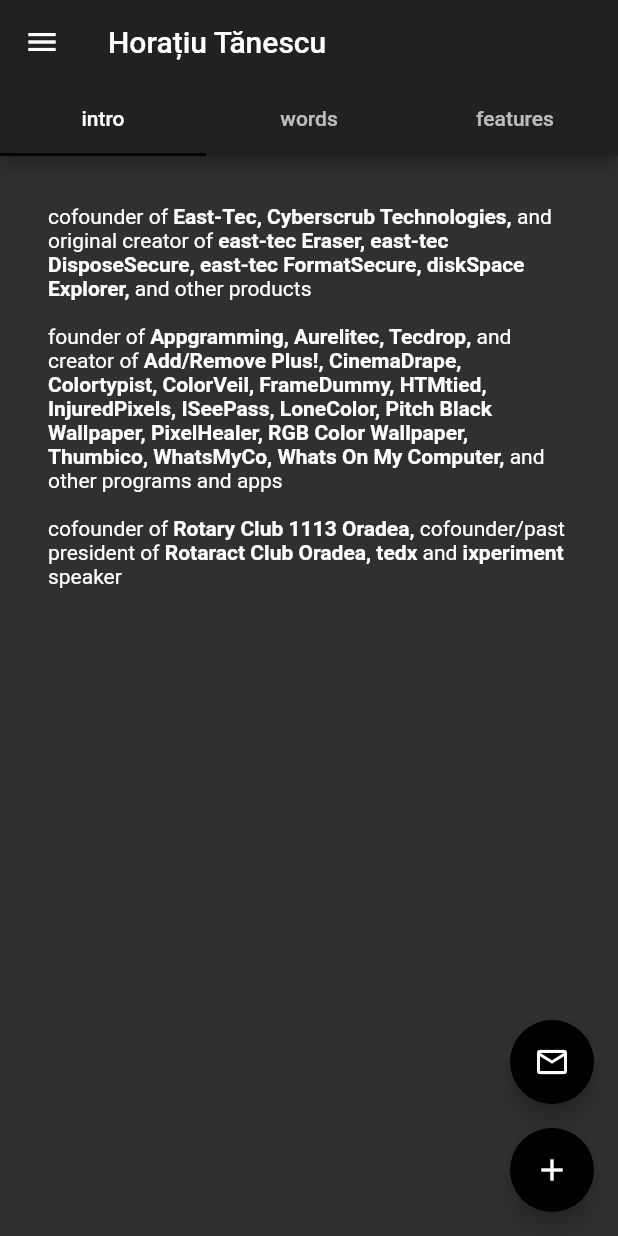
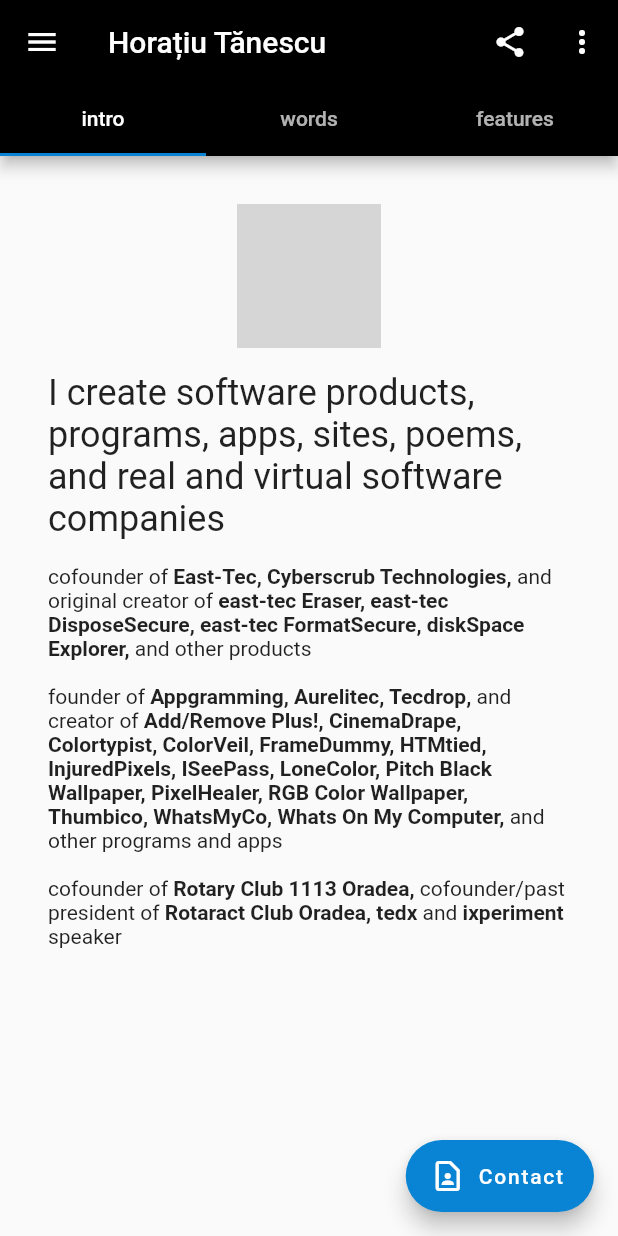
Before and after one commit to horatiudotme/2020.horatiu.me, a Flutter app: the screen it shows after launch, on a phone screen of 412 x 824 dp. Run offline on Flutter 3.47's test engine with Material 2 defaults, Android fonts, the phone set to English and light mode, and no system bars; grey boxes are pictures that could not be loaded.

Commit message:
Try different ways to place the profile photo

```diff
--- a/lib/common/app_strings.dart
+++ b/lib/common/app_strings.dart
@@ -1,4 +1,14 @@
+import 'package:horatiu_me/pages/home.dart';
+
 class AppStrings {
   static const String siteName = 'Horațiu Tănescu';
 
+
+  static const Map<MenuAction, String> menuActions = {
+    MenuAction.reset: 'Reset counter',
+    MenuAction.share: 'Share...',
+    MenuAction.rate: 'Rate app',
+    MenuAction.help: 'Help',
+  };
+
 }
--- a/lib/main.dart
+++ b/lib/main.dart
@@ -15,8 +15,10 @@
       debugShowCheckedModeBanner: false,
       title: AppStrings.siteName,
       theme: ThemeData(
-        brightness: Brightness.dark,
-        accentColor: Colors.black,
+        primaryColor: Colors.black,
+        accentColor: Color(0xFF0983d3),
+        // brightness: Brightness.dark,
+        // accentColor: Colors.black,
         visualDensity: VisualDensity.adaptivePlatformDensity,
       ),
       home: MyHomePage(),
--- a/lib/pages/home.dart
+++ b/lib/pages/home.dart
@@ -1,125 +1,100 @@
 import 'package:flutter/material.dart';
 import 'package:horatiu_me/common/app_strings.dart';
 import 'package:horatiu_me/pages/home_features_tab.dart';
+import 'package:horatiu_me/pages/home_intro_tab.dart';
 import 'package:horatiu_me/pages/home_words_tab.dart';
 import 'package:horatiu_me/widgets/link_text_span.dart';
 
+/// Overflow menu items enumeration.
+enum MenuAction { reset, share, rate, help }
+
 class MyHomePage extends StatelessWidget {
+  /// Performs the tasks of the popup menu items (reset, share, rate, and help).
+  void popupMenuSelection(MenuAction item) {
+    switch (item) {
+      case MenuAction.reset:
+        break;
+      case MenuAction.share:
+        break;
+      case MenuAction.rate:
+        break;
+      case MenuAction.help:
+        break;
+    }
+  }
+
   @override
   Widget build(BuildContext context) {
-    final bool isPortrait = MediaQuery.of(context).size.height >= 500;
+    // final bool isPortrait = MediaQuery.of(context).size.height >= 500;
 
     return DefaultTabController(
       length: 3,
       child: Scaffold(
-        appBar: AppBar(
-          title: Text(AppStrings.siteName),
-          bottom: TabBar(
-            tabs: [
-              Tab(
-                text: 'intro',
-              ),
-              Tab(
-                text: 'words',
-              ),
-              Tab(
-                text: 'features',
-              ),
-            ],
-          ),
-        ),
+        appBar: _buildAppBar(),
         drawer: Drawer(),
         body: TabBarView(
           children: [
-            _buildBody(),
+            HomeIntroTab(),
             HomeWordsTab(),
             HomeFeaturesTab(),
           ],
         ),
-        floatingActionButton: _buildFABs(isPortrait),
+        floatingActionButton: _buildFAB(),
       ),
     );
   }
 
-  Widget _buildBody() {
-    return Padding(
-      padding: const EdgeInsets.all(32.0),
-      child: Column(
-        // mainAxisAlignment: MainAxisAlignment.center,
-        children: _buildTextContent(),
+  /// Builds the app bar with the popup menu items.
+  PreferredSizeWidget _buildAppBar() {
+    return AppBar(
+      // titleSpacing: 0,
+      title: Text(AppStrings.siteName),
+      // title: Row(
+      //   children: [
+      //     CircleAvatar(backgroundImage: AssetImage('images/horatiu2.png')),
+      //     SizedBox(width: 8.0),
+      //     Text(AppStrings.siteName),
+      //   ],
+      // ),
+      actions: [
+        IconButton(
+          icon: const Icon(Icons.share),
+          // icon: CircleAvatar(backgroundImage: AssetImage('images/horatiu-48.png'), ),
+          // icon: Image(image: AssetImage('images/horatiu2.png'), ),
+          tooltip: 'Share',
+          onPressed: () {},
+        ),
+        PopupMenuButton<MenuAction>(
+          onSelected: popupMenuSelection,
+          itemBuilder: _buildMenuItems,
+        ),
+      ],
+      bottom: TabBar(
+        tabs: [
+          Tab(
+            text: 'intro',
+          ),
+          Tab(
+            text: 'words',
+          ),
+          Tab(
+            text: 'features',
+          ),
+        ],
       ),
     );
   }
 
-  List<Widget> _buildTextContent() {
-    return [
-      Text.rich(
-        TextSpan(
-          text: 'cofounder of ',
-          children: [
-            LinkTextSpan(text: 'East-Tec, ', url: 'https://www.east-tec.com'),
-            LinkTextSpan(text: 'Cyberscrub Technologies, ', url: 'https://www.cyberscrub.com'),
-            TextSpan(text: 'and original creator of '),
-            LinkTextSpan(text: 'east-tec Eraser, ', url: 'https://www.east-tec.com/eraser/'),
-            LinkTextSpan(text: 'east-tec DisposeSecure, ', url: 'http://www.east-tec.com/disposesecure/'),
-            LinkTextSpan(
-                text: 'east-tec FormatSecure, ',
-                url: 'https://web.archive.org/web/20050509180501/http://www.east-tec.com/formatsc/'),
-            LinkTextSpan(
-                text: 'diskSpace Explorer, ',
-                url: 'https://web.archive.org/web/20060406190416/http://www.east-tec.com/diskmanager/'),
-            TextSpan(text: 'and other products'),
-          ],
-        ),
-      ),
-      SizedBox(height: 16.0),
-      Text.rich(
-        TextSpan(
-          text: 'founder of ',
-          children: [
-            LinkTextSpan(text: 'Appgramming, ', url: 'https://www.appgramming.com'),
-            LinkTextSpan(text: 'Aurelitec, ', url: 'https://www.aurelitec.com'),
-            LinkTextSpan(text: 'Tecdrop, ', url: 'https://www.tecdrop.com'),
-            TextSpan(text: 'and creator of '),
-            LinkTextSpan(
-                text: 'Add/Remove Plus!, ',
-                url: 'https://web.archive.org/web/20041011051204/http://www.aurelitec.com/software/arplus/'),
-            LinkTextSpan(text: 'CinemaDrape, ', url: 'https://www.aurelitec.com/cinemadrape/'),
-            LinkTextSpan(text: 'Colortypist, ', url: 'https://www.aurelitec.com/colortypist/'),
-            LinkTextSpan(text: 'ColorVeil, ', url: 'https://www.aurelitec.com/colorveil/'),
-            LinkTextSpan(text: 'FrameDummy, ', url: 'http://www.appgramming.com/framedummy/'),
-            LinkTextSpan(text: 'HTMtied, ', url: 'http://www.aurelitec.com/htmtied/'),
-            LinkTextSpan(text: 'InjuredPixels, ', url: 'http://www.aurelitec.com/injuredpixels/'),
-            LinkTextSpan(text: 'ISeePass, ', url: 'http://www.tecdrop.com/iseepass/'),
-            LinkTextSpan(text: 'LoneColor, ', url: 'http://www.appgramming.com/lonecolor/'),
-            LinkTextSpan(text: 'Pitch Black Wallpaper, ', url: 'http://www.tecdrop.com/pitchblackwallpaper/'),
-            LinkTextSpan(text: 'PixelHealer, ', url: 'http://www.aurelitec.com/pixelhealer/'),
-            LinkTextSpan(text: 'RGB Color Wallpaper, ', url: 'http://www.tecdrop.com/rgbcolorwallpaper/'),
-            LinkTextSpan(text: 'Thumbico, ', url: 'http://www.aurelitec.com/thumbico/'),
-            LinkTextSpan(text: 'WhatsMyCo, ', url: 'http://www.aurelitec.com/whatsmyco/'),
-            LinkTextSpan(
-                text: 'Whats On My Computer, ',
-                url: 'https://web.archive.org/web/20040622013006/http://www.whatsonmycomputer.com/'),
-            TextSpan(text: 'and other programs and apps'),
-          ],
-        ),
-      ),
-      SizedBox(height: 16.0),
-      Text.rich(
-        TextSpan(
-          text: 'cofounder of ',
-          children: [
-            LinkTextSpan(text: 'Rotary Club 1113 Oradea, ', url: 'https://rotary1113.ro/'),
-            TextSpan(text: 'cofounder/past president of '),
-            LinkTextSpan(text: 'Rotaract Club Oradea, ', url: 'https://www.facebook.com/rotaractoradea/'),
-            LinkTextSpan(text: 'tedx', url: 'https://www.ted.com/about/programs-initiatives/tedx-program'),
-            TextSpan(text: ' and '),
-            LinkTextSpan(text: 'ixperiment', url: 'http://ixperiment.ro/'),
-            TextSpan(text: ' speaker '),
-          ],
-        ),
-      ),
-    ];
+  /// Builds the popup menu items for the app bar.
+  List<PopupMenuItem<MenuAction>> _buildMenuItems(BuildContext context) {
+    return MenuAction.values
+        .map(
+          (item) => PopupMenuItem<MenuAction>(
+            value: item,
+            child: Text(AppStrings.menuActions[item]),
+          ),
+        )
+        .toList();
   }
 
   /// Builds the two main floating action buttons for increment and decrement.
@@ -142,4 +117,20 @@
       ],
     );
   }
+
+  Widget _buildFAB() {
+    return FloatingActionButton.extended(
+      onPressed: () {},
+      icon: const Icon(Icons.contact_page_outlined),
+      // icon: Padding(
+      //   padding: const EdgeInsets.only(top: 8.0),
+      //   child: const Image(
+      //     image: AssetImage('images/horatiu2.png'),
+      //     width: 48,
+      //   ),
+      // ),
+      // icon: CircleAvatar(backgroundImage: AssetImage('images/horatiu2.png')),
+      label: Text('Contact'),
+    );
+  }
 }
--- /dev/null
+++ b/lib/pages/home_intro_tab.dart
@@ -0,0 +1,108 @@
+import 'package:flutter/material.dart';
+import 'package:horatiu_me/widgets/link_text_span.dart';
+
+class HomeIntroTab extends StatelessWidget {
+  @override
+  Widget build(BuildContext context) {
+    return SingleChildScrollView(
+      child: Padding(
+        padding: const EdgeInsets.all(32.0),
+        child: Column(
+          children: _buildTextContent(context),
+        ),
+      ),
+    );
+  }
+
+  List<Widget> _buildTextContent(BuildContext context) {
+    return [
+      CircleAvatar(backgroundImage: AssetImage('images/horatiu.jpg'), radius: 48.0,),
+
+      // ListTile(
+      //   leading: CircleAvatar(backgroundImage: AssetImage('images/horatiu2.png')),
+      //   // leading: Image(image: AssetImage('images/horatiu2.png'), width: 148,),
+      //   title: Text('I create software products, programs, apps, sites, poems, and real and virtual software companies'),
+      // ),
+
+      // Chip(
+      //   avatar: CircleAvatar(backgroundImage: AssetImage('images/horatiu2.png')),
+      //   label: Text('I create software products, programs, apps, sites, poems, and real and virtual software companies',
+      //       style: Theme.of(context).textTheme.headline5),
+      // ),
+
+      // Image(
+      //   image: AssetImage('images/horatiu2.png'),
+      // ),
+      SizedBox(height: 16.0),
+      Text('I create software products, programs, apps, sites, poems, and real and virtual software companies',
+          style: Theme.of(context).textTheme.headline5),
+      SizedBox(height: 16.0),
+      Text.rich(
+        TextSpan(
+          text: 'cofounder of ',
+          children: [
+            LinkTextSpan(text: 'East-Tec, ', url: 'https://www.east-tec.com'),
+            LinkTextSpan(text: 'Cyberscrub Technologies, ', url: 'https://www.cyberscrub.com'),
+            TextSpan(text: 'and original creator of '),
+            LinkTextSpan(text: 'east-tec Eraser, ', url: 'https://www.east-tec.com/eraser/'),
+            LinkTextSpan(text: 'east-tec DisposeSecure, ', url: 'http://www.east-tec.com/disposesecure/'),
+            LinkTextSpan(
+                text: 'east-tec FormatSecure, ',
+                url: 'https://web.archive.org/web/20050509180501/http://www.east-tec.com/formatsc/'),
+            LinkTextSpan(
+                text: 'diskSpace Explorer, ',
+                url: 'https://web.archive.org/web/20060406190416/http://www.east-tec.com/diskmanager/'),
+            TextSpan(text: 'and other products'),
+          ],
+        ),
+      ),
+      SizedBox(height: 16.0),
+      Text.rich(
+        TextSpan(
+          text: 'founder of ',
+          children: [
+            LinkTextSpan(text: 'Appgramming, ', url: 'https://www.appgramming.com'),
+            LinkTextSpan(text: 'Aurelitec, ', url: 'https://www.aurelitec.com'),
+            LinkTextSpan(text: 'Tecdrop, ', url: 'https://www.tecdrop.com'),
+            TextSpan(text: 'and creator of '),
+            LinkTextSpan(
+                text: 'Add/Remove Plus!, ',
+                url: 'https://web.archive.org/web/20041011051204/http://www.aurelitec.com/software/arplus/'),
+            LinkTextSpan(text: 'CinemaDrape, ', url: 'https://www.aurelitec.com/cinemadrape/'),
+            LinkTextSpan(text: 'Colortypist, ', url: 'https://www.aurelitec.com/colortypist/'),
+            LinkTextSpan(text: 'ColorVeil, ', url: 'https://www.aurelitec.com/colorveil/'),
+            LinkTextSpan(text: 'FrameDummy, ', url: 'http://www.appgramming.com/framedummy/'),
+            LinkTextSpan(text: 'HTMtied, ', url: 'http://www.aurelitec.com/htmtied/'),
+            LinkTextSpan(text: 'InjuredPixels, ', url: 'http://www.aurelitec.com/injuredpixels/'),
+            LinkTextSpan(text: 'ISeePass, ', url: 'http://www.tecdrop.com/iseepass/'),
+            LinkTextSpan(text: 'LoneColor, ', url: 'http://www.appgramming.com/lonecolor/'),
+            LinkTextSpan(text: 'Pitch Black Wallpaper, ', url: 'http://www.tecdrop.com/pitchblackwallpaper/'),
+            LinkTextSpan(text: 'PixelHealer, ', url: 'http://www.aurelitec.com/pixelhealer/'),
+            LinkTextSpan(text: 'RGB Color Wallpaper, ', url: 'http://www.tecdrop.com/rgbcolorwallpaper/'),
+            LinkTextSpan(text: 'Thumbico, ', url: 'http://www.aurelitec.com/thumbico/'),
+            LinkTextSpan(text: 'WhatsMyCo, ', url: 'http://www.aurelitec.com/whatsmyco/'),
+            LinkTextSpan(
+                text: 'Whats On My Computer, ',
+                url: 'https://web.archive.org/web/20040622013006/http://www.whatsonmycomputer.com/'),
+            TextSpan(text: 'and other programs and apps'),
+          ],
+        ),
+      ),
+      SizedBox(height: 16.0),
+      Text.rich(
+        TextSpan(
+          text: 'cofounder of ',
+          children: [
+            LinkTextSpan(text: 'Rotary Club 1113 Oradea, ', url: 'https://rotary1113.ro/'),
+            TextSpan(text: 'cofounder/past president of '),
+            LinkTextSpan(text: 'Rotaract Club Oradea, ', url: 'https://www.facebook.com/rotaractoradea/'),
+            LinkTextSpan(text: 'tedx', url: 'https://www.ted.com/about/programs-initiatives/tedx-program'),
+            TextSpan(text: ' and '),
+            LinkTextSpan(text: 'ixperiment', url: 'http://ixperiment.ro/'),
+            TextSpan(text: ' speaker '),
+          ],
+        ),
+      ),
+    ];
+  }
+}
--- a/pubspec.yaml
+++ b/pubspec.yaml
@@ -46,6 +46,9 @@
   # the material Icons class.
   uses-material-design: true
 
+  assets:
+    - assets/
+
   # To add assets to your application, add an assets section, like this:
   # assets:
   #   - images/a_dot_burr.jpeg
```
Also changed, not shown: assets/images/horatiu.jpg (added).
